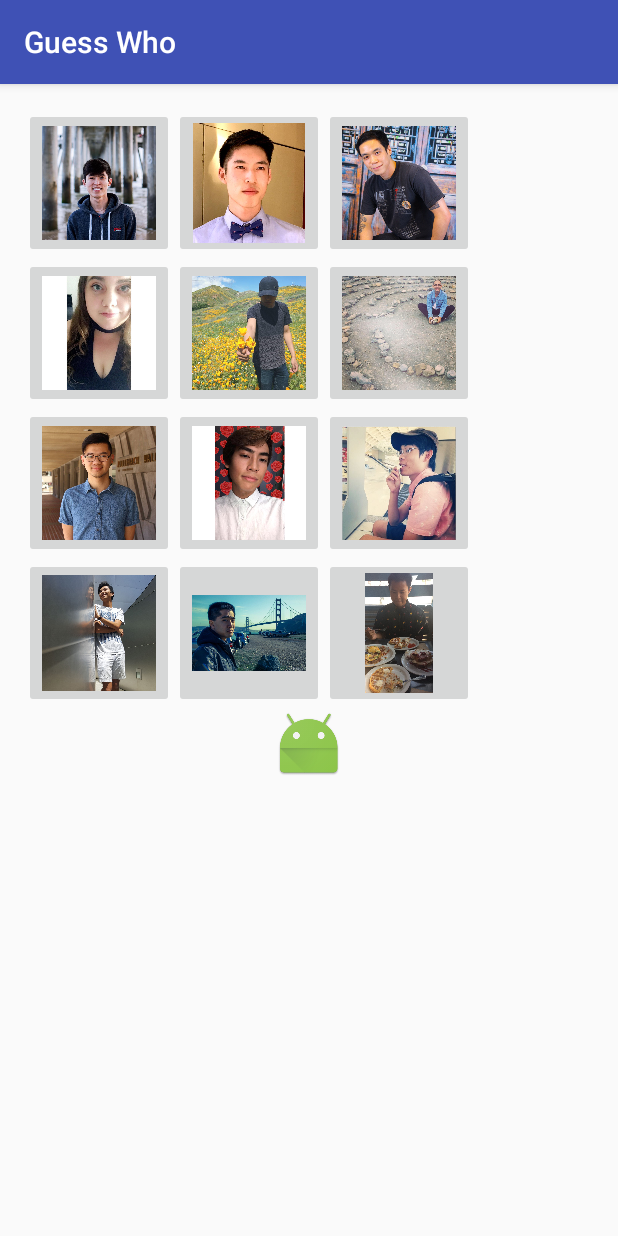
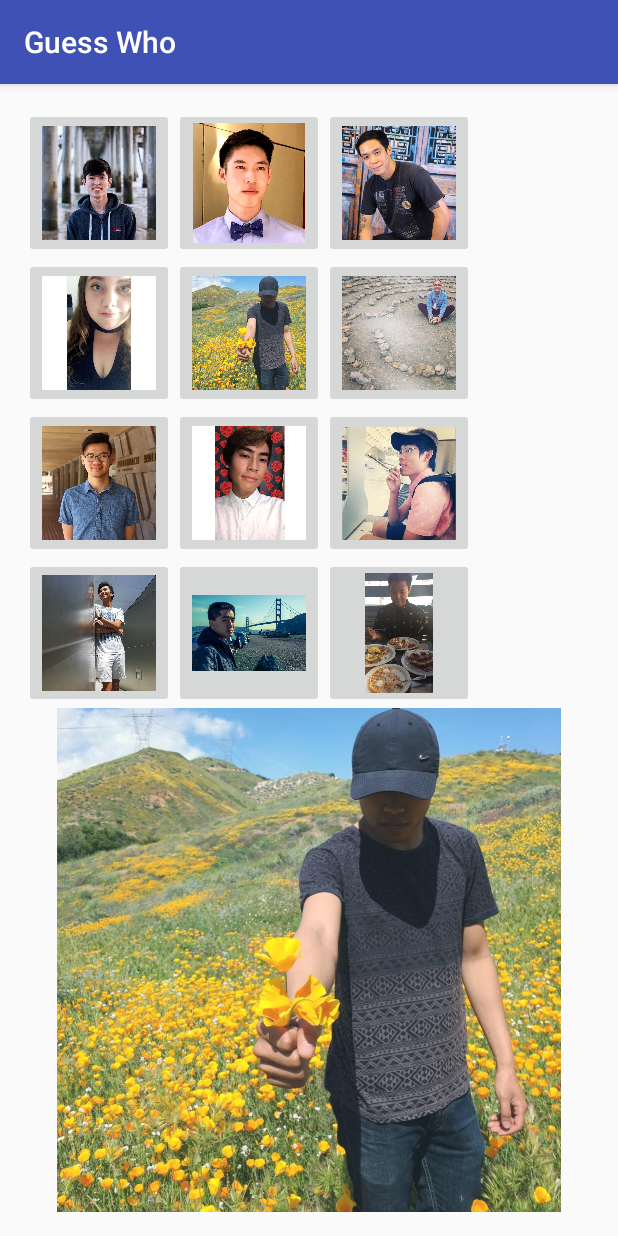
Before and after one commit to Tanagent/Guess-Who, an Android app: the screen it shows after launch (MainActivity), on a phone screen of 412 x 824 dp. Run offline under Robolectric (Android 15) with nearby library versions, the phone set to English and light mode, and no system bars.

Commit message:
added a section where an image is generated at the bottom automatically

```diff
--- a/app/src/main/java/com/tan/brian/guesswho/MainActivity.java
+++ b/app/src/main/java/com/tan/brian/guesswho/MainActivity.java
@@ -6,8 +6,10 @@ import android.os.Bundle;
 import android.util.Log;
 import android.view.View;
 import android.widget.ImageButton;
+import android.widget.ImageView;
 
 import java.io.Console;
+import java.util.Random;
 
 public class MainActivity extends AppCompatActivity {
     private boolean danny_Click = false;
@@ -35,6 +37,13 @@ public class MainActivity extends AppCompatActivity {
     private ImageButton patrick_Btn;
     private ImageButton michael_Btn;
     private ImageButton loie_Btn;
+
+    private ImageView image;
+
+    private Integer[] imageArr = {R.drawable.danny, R.drawable.albert, R.drawable.briantan,
+            R.drawable.julie, R.drawable.jay, R.drawable.gerard,
+            R.drawable.bj, R.drawable.kevin, R.drawable.leo,
+            R.drawable.patrick, R.drawable.michael, R.drawable.loie};
 
     @Override
     protected void onCreate(Bundle savedInstanceState) {
@@ -258,5 +267,11 @@ public class MainActivity extends AppCompatActivity {
             }
         });
 
+        // Sets image to random image
+        Random rand = new Random();
+        image = (ImageView) findViewById(R.id.image);
+        image.setImageResource(imageArr[rand.nextInt(12)]);
+
+
     }
 }
--- a/app/src/main/res/layout/activity_main.xml
+++ b/app/src/main/res/layout/activity_main.xml
@@ -123,6 +123,7 @@
     </LinearLayout>
 
     <ImageView
+        android:id="@+id/image"
         android:layout_width="match_parent"
         android:layout_height="wrap_content"
         android:src="@mipmap/ic_launcher"/>
```
